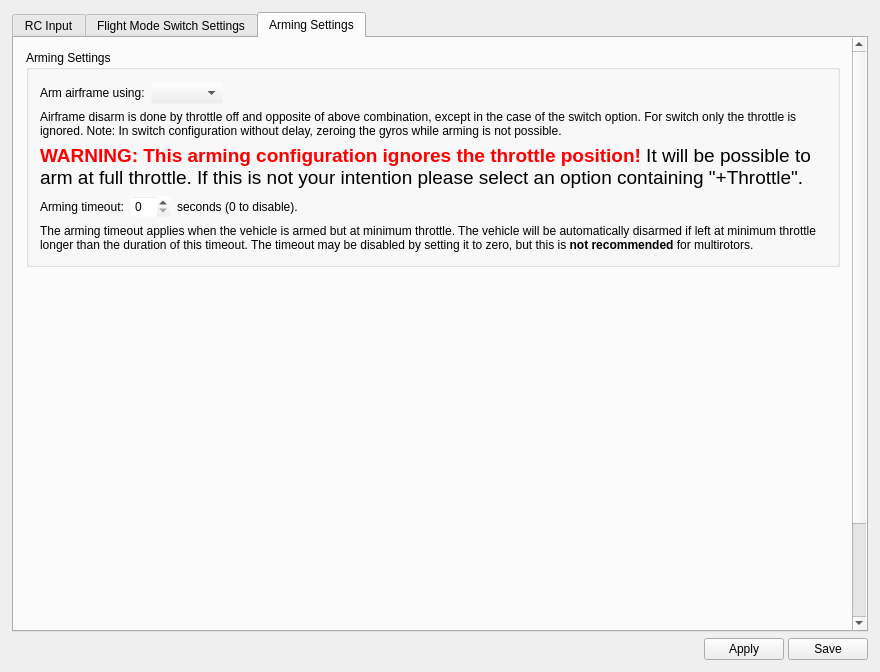
The window that ground/gcs/src/plugins/config/input.ui (d-ronin/dRonin) describes before a commit, drawn with Qt 5.
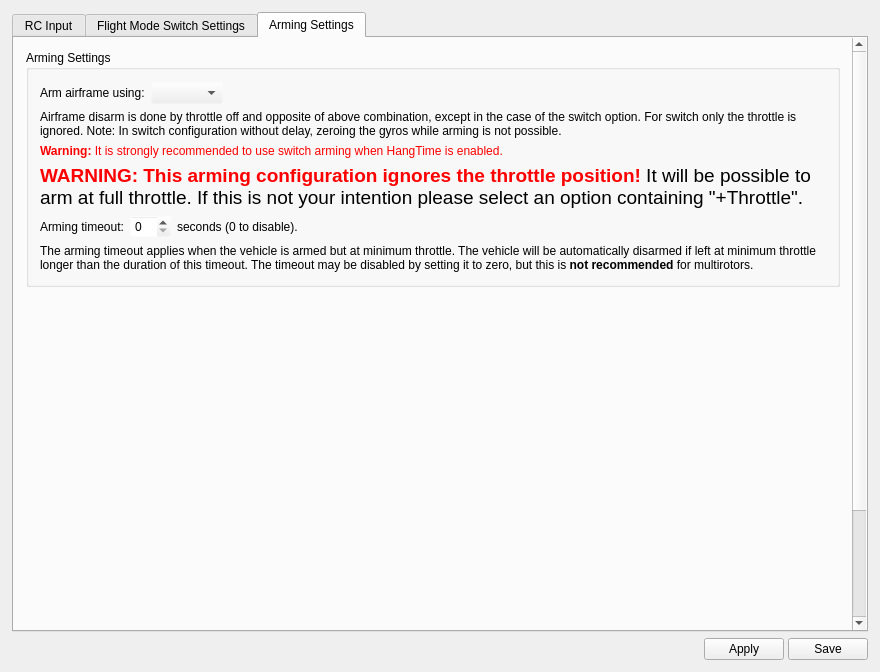
The same window after the commit. The open tabs and pages were chosen to show the change. Icons and pictures are not drawn.

Commit message: GCS:Config: Show warning about hangtime on arming config page

What changed in the file:
```diff
--- a/ground/gcs/src/plugins/config/input.ui
+++ b/ground/gcs/src/plugins/config/input.ui
@@ -1405,7 +1405,7 @@
             <x>0</x>
             <y>0</y>
             <width>838</width>
-            <height>794</height>
+            <height>817</height>
            </rect>
           </property>
           <layout class="QVBoxLayout" name="verticalLayout_2">
@@ -1489,6 +1489,13 @@
                 </property>
                </widget>
               </item>
+              <item>
+               <widget class="QLabel" name="lblHangTimeWarning">
+                <property name="text">
+                 <string>&lt;html&gt;&lt;head/&gt;&lt;body&gt;&lt;p&gt;&lt;span style=&quot; font-weight:600; color:#ff0000;&quot;&gt;Warning:&lt;/span&gt;&lt;span style=&quot; color:#ff0000;&quot;&gt; It is strongly recommended to use switch arming when HangTime is enabled.&lt;/span&gt;&lt;/p&gt;&lt;/body&gt;&lt;/html&gt;</string>
+                </property>
+               </widget>
+              </item>
               <item>
                <widget class="QLabel" name="lblThrottleCheckWarn">
                 <property name="text">
```
The commit also changes 2 other files.
